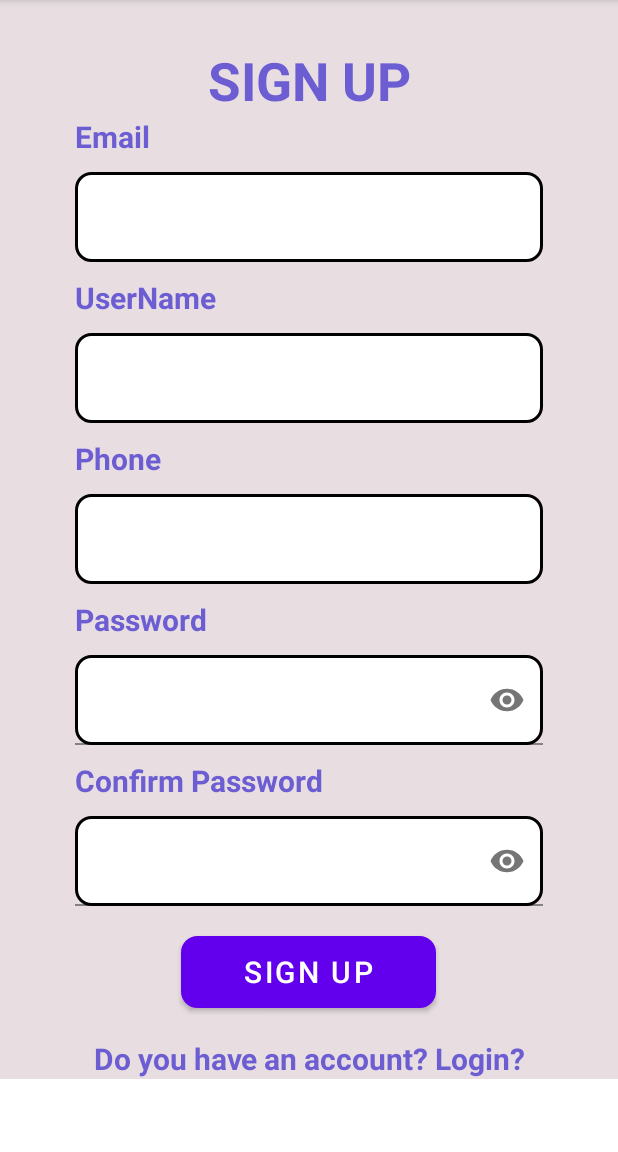
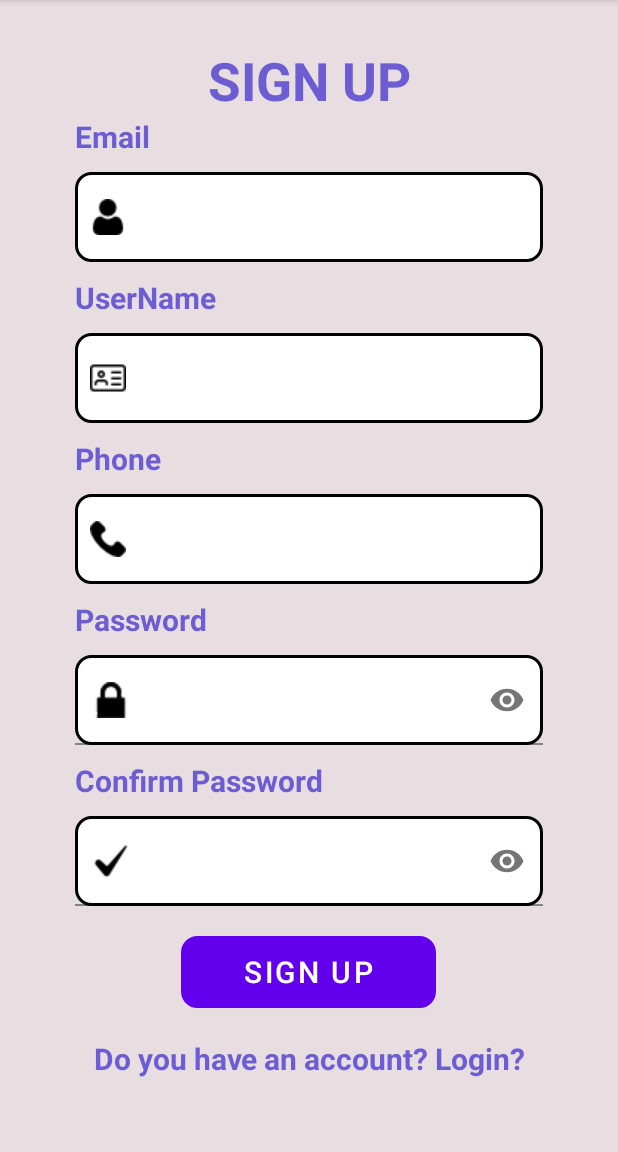
Before and after one commit to cwmTi3n/DoAnAndroid_ShopOnline, an Android app: the screen it shows after launch (SignupActivity), on a phone screen of 412 x 824 dp, the part 84-1236 px from its top. Run offline under Robolectric (Android 15) with nearby library versions, the light colour scheme and no system bars.

Commit message:
Add effect SignupActivity

```diff
--- a/app/src/main/java/com/app/shopdodientu/activity/SignupActivity.java
+++ b/app/src/main/java/com/app/shopdodientu/activity/SignupActivity.java
@@ -3,7 +3,10 @@ package com.app.shopdodientu.activity;
 import androidx.appcompat.app.AppCompatActivity;
 
 import android.content.Intent;
+import android.content.res.ColorStateList;
 import android.os.Bundle;
+import android.text.SpannableString;
+import android.text.style.UnderlineSpan;
 import android.util.Log;
 import android.view.View;
 import android.widget.Button;
@@ -51,6 +54,13 @@ public class SignupActivity extends AppCompatActivity {
         tvLogin.setOnClickListener(new View.OnClickListener() {
             @Override
             public void onClick(View view) {
+                String text = tvLogin.getText().toString();
+                SpannableString content = new SpannableString(text);
+                content.setSpan(new UnderlineSpan(), 0, text.length(), 0);
+                tvLogin.setText(content);
+                tvLogin.setTextColor(ColorStateList.valueOf(getResources().getColor(R.color.purple_700)));
+
+
                 Intent intent = new Intent(SignupActivity.this, LoginActivity.class);
                 startActivity(intent);
             }
--- a/app/src/main/res/layout/activity_signup.xml
+++ b/app/src/main/res/layout/activity_signup.xml
@@ -8,7 +8,8 @@
 
     <ScrollView
         android:layout_width="match_parent"
-        android:layout_height="match_parent">
+        android:layout_height="match_parent"
+        android:background="#E8DEE2">
 
         <LinearLayout
             android:layout_width="match_parent"
@@ -51,7 +52,9 @@
                 android:paddingStart="10dp"
                 android:background="@drawable/radius_border_10dp"
                 android:ems="10"
-                android:inputType="textEmailAddress" />
+                android:inputType="textEmailAddress"
+                android:drawableLeft="@drawable/user1"
+                android:drawablePadding="10dp"/>
 
 
             <TextView
@@ -77,7 +80,9 @@
                 android:paddingStart="10dp"
                 android:background="@drawable/radius_border_10dp"
                 android:ems="10"
-                android:inputType="textPersonName" />
+                android:inputType="textPersonName"
+                android:drawableLeft="@drawable/id_card_24"
+                android:drawablePadding="10dp"/>
 
             <TextView
                 android:layout_width="match_parent"
@@ -102,7 +107,9 @@
                 android:fontFamily="sans-serif"
                 android:background="@drawable/radius_border_10dp"
                 android:ems="10"
-                android:inputType="number" />
+                android:inputType="number"
+                android:drawableLeft="@drawable/phone_call_24"
+                android:drawablePadding="10dp"/>
 
             <TextView
                 android:layout_width="match_parent"
@@ -121,7 +128,9 @@
                 android:layout_height="wrap_content"
                 android:layout_marginTop="10dp"
                 android:layout_marginLeft="50dp"
-                android:layout_marginRight="50dp">
+                android:layout_marginRight="50dp"
+                app:startIconDrawable="@drawable/padlock"
+                app:startIconTint="#000">
 
                 <com.google.android.material.textfield.TextInputEditText
                     android:id="@+id/tfpass"
@@ -152,7 +161,9 @@
                 android:layout_height="wrap_content"
                 android:layout_marginTop="10dp"
                 android:layout_marginLeft="50dp"
-                android:layout_marginRight="50dp">
+                android:layout_marginRight="50dp"
+                app:startIconDrawable="@drawable/confirm"
+                app:startIconTint="#000">
 
                 <com.google.android.material.textfield.TextInputEditText
                     android:id="@+id/tfconfirmpass"
@@ -174,7 +185,7 @@
                 android:layout_marginTop="20dp"
                 android:textSize="20dp"
                 android:text="SIGN UP"
-                android:background="@drawable/radius_border_10dp"/>
+                android:background="@drawable/ripple_button_radius"/>
 
 
             <TextView
```
Also changed, not shown: app/src/main/res/drawable/id_card_24.png (added), app/src/main/res/drawable/phone_call_24.png (added).
